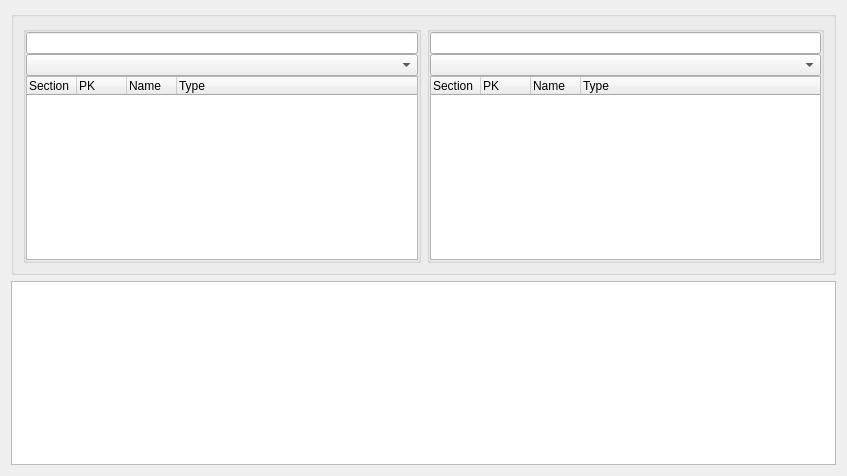
Before: the Qt Designer form TableComparisonForm.ui in fritzone/ddm, drawn with Qt 5.
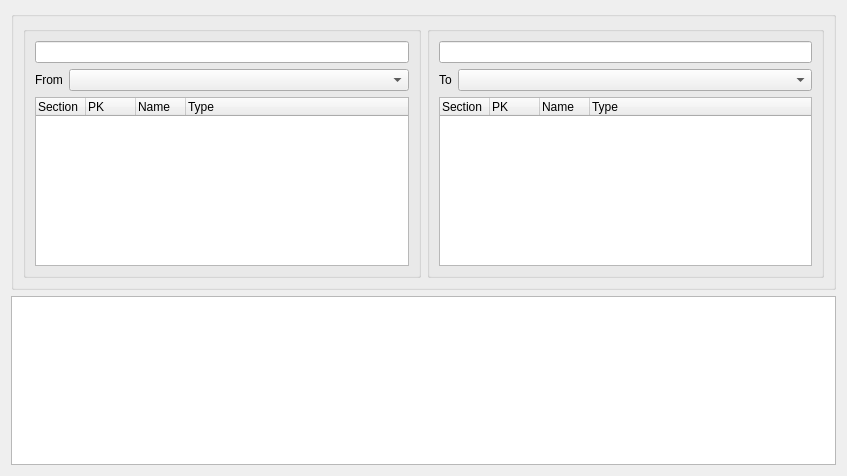
After: the same form once the commit is applied.

The edit to the form file:
```diff
--- a/TableComparisonForm.ui
+++ b/TableComparisonForm.ui
@@ -26,17 +26,22 @@
          <string/>
         </property>
         <layout class="QVBoxLayout" name="verticalLayout">
-         <property name="spacing">
-          <number>0</number>
-         </property>
-         <property name="margin">
-          <number>0</number>
-         </property>
          <item>
           <widget class="QLineEdit" name="txtTab1"/>
          </item>
          <item>
-          <widget class="QComboBox" name="cmbVersionLeft"/>
+          <layout class="QFormLayout" name="formLayout">
+           <item row="0" column="0">
+            <widget class="QLabel" name="lblFrom">
+             <property name="text">
+              <string>From</string>
+             </property>
+            </widget>
+           </item>
+           <item row="0" column="1">
+            <widget class="QComboBox" name="cmbVersionLeft"/>
+           </item>
+          </layout>
          </item>
          <item>
           <widget class="QTreeWidget" name="treeWidgetLeft">
@@ -83,17 +88,22 @@
          <string/>
         </property>
         <layout class="QVBoxLayout" name="verticalLayout_2">
-         <property name="spacing">
-          <number>0</number>
-         </property>
-         <property name="margin">
-          <number>0</number>
-         </property>
          <item>
           <widget class="QLineEdit" name="txtTab2"/>
          </item>
          <item>
-          <widget class="QComboBox" name="cmbVersionRight"/>
+          <layout class="QFormLayout" name="formLayout_2">
+           <item row="0" column="1">
+            <widget class="QComboBox" name="cmbVersionRight"/>
+           </item>
+           <item row="0" column="0">
+            <widget class="QLabel" name="lblTo">
+             <property name="text">
+              <string>To</string>
+             </property>
+            </widget>
+           </item>
+          </layout>
          </item>
          <item>
           <widget class="QTreeWidget" name="treeWidgetRight">
```
